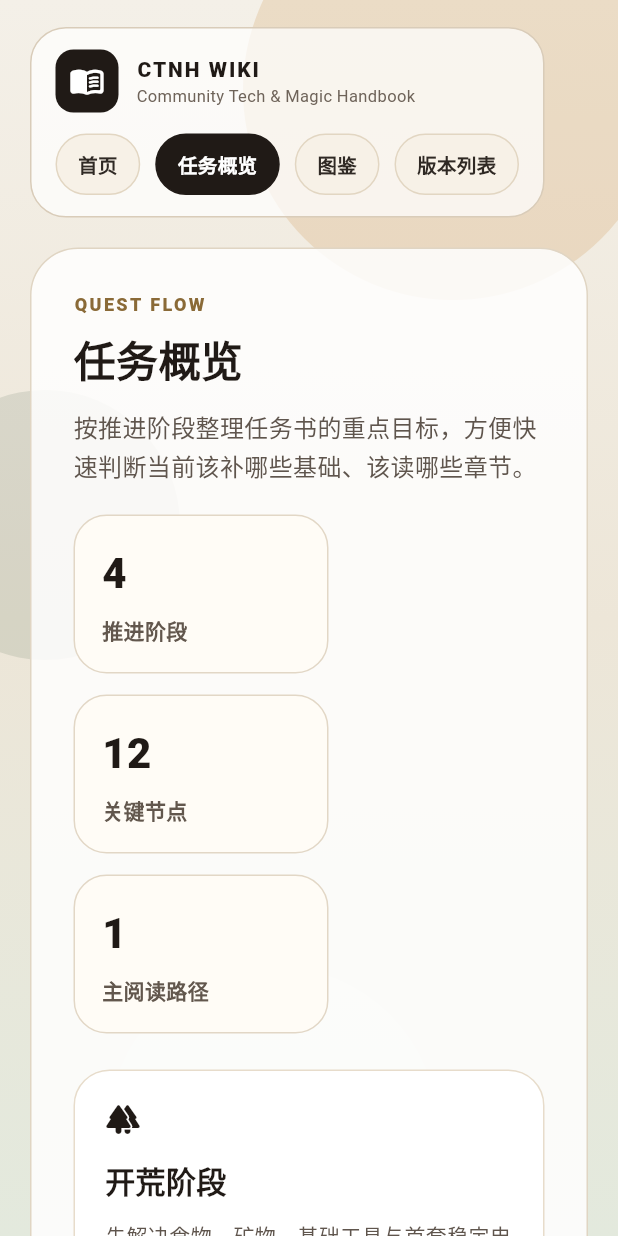
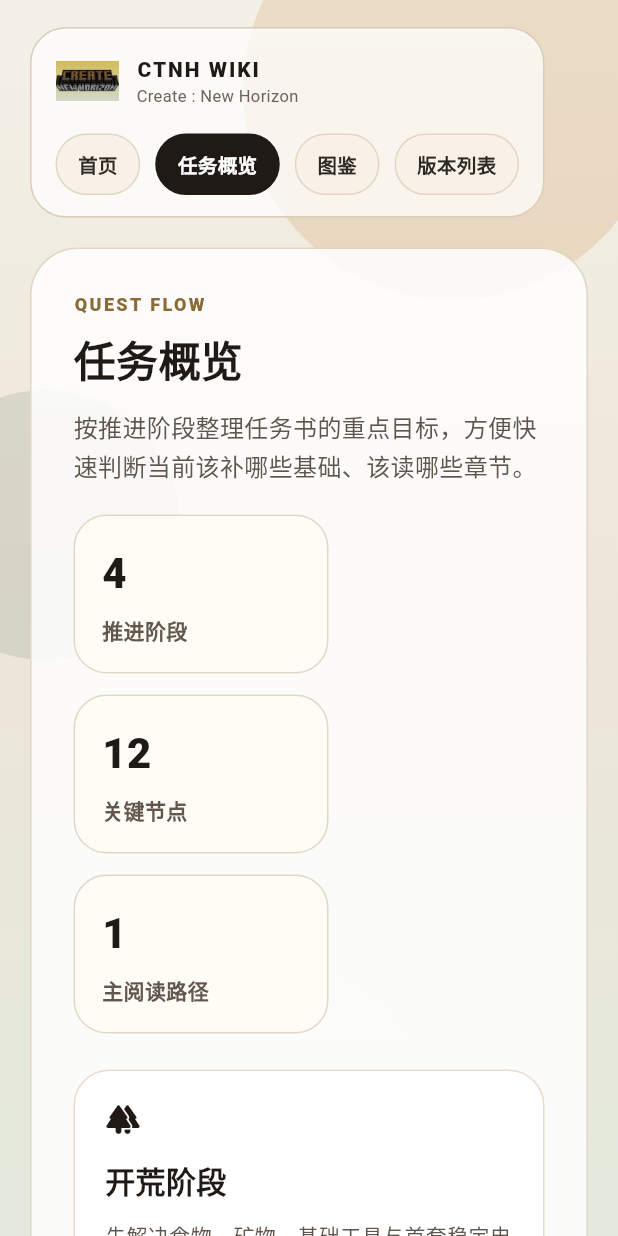
Before and after one commit to aaaAlant/CTNH-WIKI, a Flutter app: the screen it shows after launch, after a tap on "任务概览", on a phone screen of 412 x 824 dp. Run offline on Flutter 3.47's test engine with Material 3 defaults, Android fonts, the phone set to English and light mode, and no system bars; our stand-ins replace flutter_svg.

Commit message:
首页更新

```diff
--- a/lib/app/wiki_app_shell.dart
+++ b/lib/app/wiki_app_shell.dart
@@ -139,10 +139,9 @@ class _BrandLockup extends StatelessWidget {
           width: 42,
           height: 42,
           decoration: BoxDecoration(
-            color: const Color(0xFF201A16),
             borderRadius: BorderRadius.circular(12),
           ),
-          child: const Icon(Icons.menu_book_rounded, color: Colors.white),
+          child: Image.asset('assets/icons/app/logo-480x300.jpg', width: 42),
         ),
         const SizedBox(width: 12),
         const Column(
@@ -157,7 +156,7 @@ class _BrandLockup extends StatelessWidget {
               ),
             ),
             Text(
-              'Community Tech & Magic Handbook',
+              'Create : New Horizon',
               style: TextStyle(fontSize: 11, color: Color(0xFF6E6359)),
             ),
           ],
--- a/lib/features/home/view/home_tab.dart
+++ b/lib/features/home/view/home_tab.dart
@@ -1,9 +1,13 @@
+import 'dart:ui' as html;
+
 import 'package:ctnh_wiki/features/home/data/home_modules_data.dart';
 import 'package:ctnh_wiki/features/home/data/home_page_data.dart';
 import 'package:ctnh_wiki/features/home/models/home_module.dart';
 import 'package:ctnh_wiki/features/shared/widgets/content_panel.dart';
 import 'package:ctnh_wiki/features/shared/widgets/section_title.dart';
 import 'package:flutter/material.dart';
+import 'package:flutter_svg/flutter_svg.dart';
+import 'package:url_launcher/url_launcher.dart';
 
 class HomeTab extends StatefulWidget {
   const HomeTab({super.key});
@@ -56,21 +60,6 @@ class HeroSection extends StatelessWidget {
     final heroCopy = Column(
       crossAxisAlignment: CrossAxisAlignment.start,
       children: [
-        Container(
-          padding: const EdgeInsets.symmetric(horizontal: 12, vertical: 7),
-          decoration: BoxDecoration(
-            color: const Color(0x33201A16),
-            borderRadius: BorderRadius.circular(999),
-          ),
-          child: Text(
-            homeHero.badge,
-            style: const TextStyle(
-              fontWeight: FontWeight.w700,
-              color: Color(0xFF201A16),
-            ),
-          ),
-        ),
-        const SizedBox(height: 18),
         Text(
           homeHero.title,
           style: TextStyle(
@@ -81,9 +70,9 @@ class HeroSection extends StatelessWidget {
             color: const Color(0xFF201A16),
           ),
         ),
-        const SizedBox(height: 16),
+        const SizedBox(height: 24),
          ConstrainedBox(
-          constraints: BoxConstraints(maxWidth: 560),
+          constraints: BoxConstraints(),
           child: Text(
             homeHero.description,
             style: TextStyle(
@@ -93,13 +82,21 @@ class HeroSection extends StatelessWidget {
             ),
           ),
         ),
-        const SizedBox(height: 22),
+        const SizedBox(height: 24),
          Wrap(
           spacing: 12,
           runSpacing: 12,
           children: [
-            AccentButton(label: homeHero.primaryAction, filled: true),
-            AccentButton(label: homeHero.secondaryAction),
+            AccentButton(label: '交流渠道', filled: true),
+            AccentButton(label: 'Bug反馈'),
+            AccentButton(label: '加入我们'),
+            IconButton(onPressed: () async {
+              final uri = Uri.parse('https://www.mcmod.cn/modpack/897.html');
+              await launchUrl(uri, webOnlyWindowName: '_blank');
+  }, icon: Image.asset('assets/icons/home/mc-wiki-logo.png', width: 30)),
+            IconButton(onPressed: (){}, icon: SvgPicture.asset('assets/icons/home/tencent-qq-logo.svg',
+            colorFilter: const ColorFilter.mode(Colors.black, BlendMode.srcIn),
+             width: 30))
           ],
         ),
       ],
@@ -328,34 +325,6 @@ class ModuleSwitcher extends StatelessWidget {
                     color: Color(0xFF5F554D),
                   ),
                 ),
-                const SizedBox(height: 22),
-                isCompact
-                    ? Column(
-                        children: module.sections
-                            .map(
-                              (section) => Padding(
-                                padding: const EdgeInsets.only(bottom: 12),
-                                child: ModuleSectionCard(section: section),
-                              ),
-                            )
-                            .toList(),
-                      )
-                    : Row(
-                        children: module.sections
-                            .map(
-                              (section) => Expanded(
-                                child: Padding(
-                                  padding: EdgeInsets.only(
-                                    right: section == module.sections.last
-                                        ? 0
-                                        : 14,
-                                  ),
-                                  child: ModuleSectionCard(section: section),
-                                ),
-                              ),
-                            )
-                            .toList(),
-                      ),
               ],
             ),
           ),
@@ -420,7 +389,7 @@ class ModulePreviewCard extends StatelessWidget {
               ),
               const SizedBox(height: 10),
               Text(
-                module.description,
+                module.subTitle,
                 maxLines: 3,
                 overflow: TextOverflow.ellipsis,
                 style: const TextStyle(
```
Also changed, not shown: lib/app/assets.dart (added, +19 -0 lines), lib/features/home/data/home_modules_data.dart (+6 -33 lines), lib/features/home/data/home_page_data.dart (+8 -10 lines), lib/features/home/models/home_module.dart (+4 -10 lines), pubspec.yaml (+13 -66 lines), assets/icons/app/logo-480x300.jpg (added), assets/icons/home/mc-wiki-logo.png (added), assets/icons/home/tencent-qq-logo.svg (added), assets/images/home/background.png (added), pubspec.lock, 1 other file.
